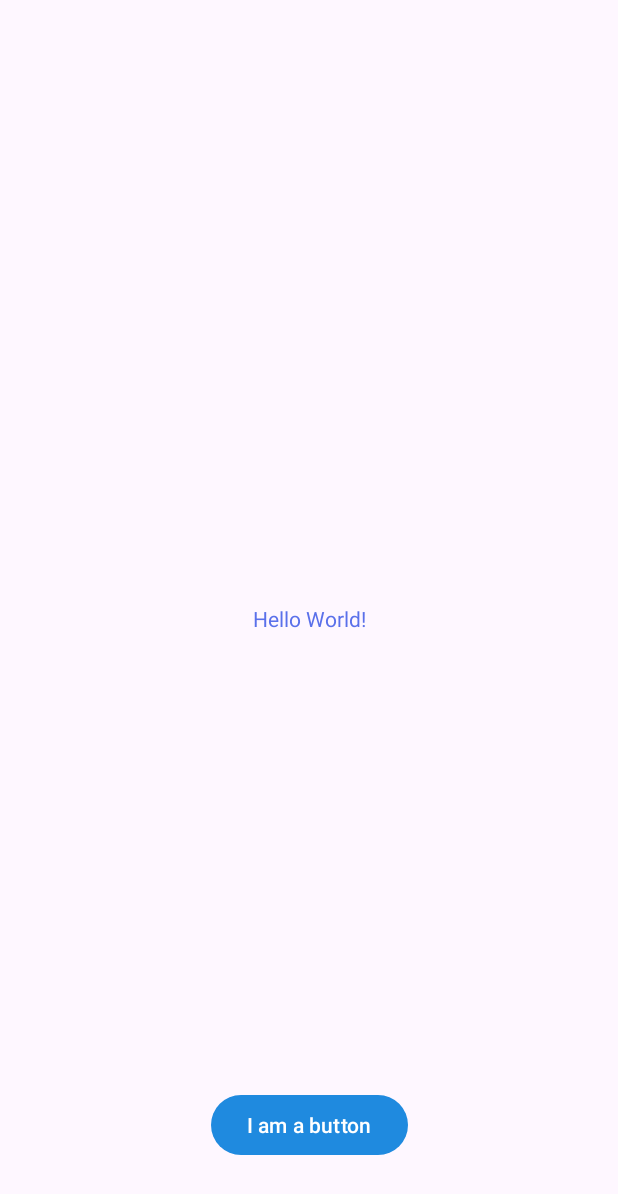
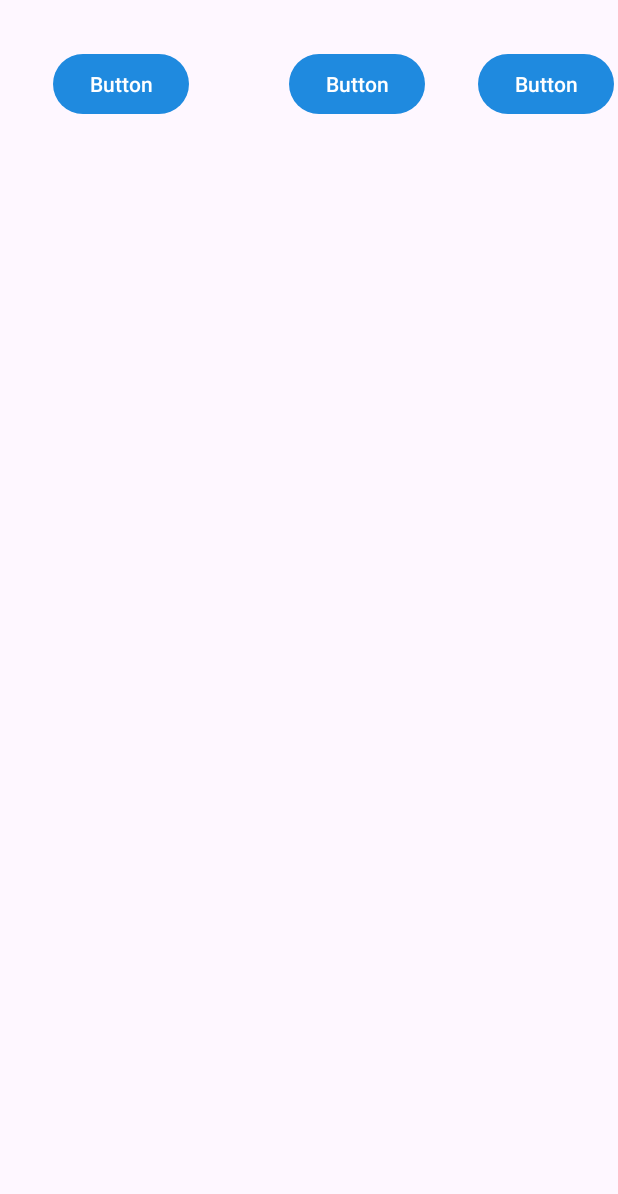
Before and after one commit to Nish-patel16/MyAndroidLabs, an Android app: the screen it shows after launch (MainActivity), on a phone screen of 412 x 824 dp. Shown: the top 1194 px of the screen. Run offline under Robolectric (Android 15) with nearby library versions, the phone set to English and light mode, and no system bars.

Commit message:
Finished step 2

```diff
--- a/app/src/main/res/layout/activity_main.xml
+++ b/app/src/main/res/layout/activity_main.xml
@@ -2,29 +2,52 @@
 <androidx.constraintlayout.widget.ConstraintLayout xmlns:android="http://schemas.android.com/apk/res/android"
     xmlns:app="http://schemas.android.com/apk/res-auto"
     xmlns:tools="http://schemas.android.com/tools"
+    android:id="@+id/Button4"
     android:layout_width="match_parent"
     android:layout_height="match_parent"
-    tools:context=".MainActivity">
+    android:visibility="visible"
+    tools:context=".MainActivity"
+    tools:visibility="visible">
 
-    <TextView
 
+    <Button
+        android:id="@+id/button4"
         android:layout_width="wrap_content"
         android:layout_height="wrap_content"
-        android:text="@string/hello_message"
+        android:layout_marginStart="32dp"
+        android:layout_marginTop="32dp"
+        android:layout_marginEnd="32dp"
+        android:text="Button"
+        android:visibility="visible"
         app:layout_constraintBottom_toBottomOf="parent"
         app:layout_constraintEnd_toEndOf="parent"
+        app:layout_constraintEnd_toStartOf="@+id/button"
+        app:layout_constraintHorizontal_bias="0.5"
         app:layout_constraintStart_toStartOf="parent"
-        app:layout_constraintTop_toTopOf="parent" />
+        app:layout_constraintTop_toTopOf="parent"
+        app:layout_constraintVertical_bias="0.0"
+        tools:visibility="visible" />
 
     <Button
+        android:id="@+id/button"
         android:layout_width="wrap_content"
         android:layout_height="wrap_content"
-        android:layout_marginBottom="50dp"
-        android:text="@string/button_message"
-        app:layout_constraintBottom_toBottomOf="parent"
+        android:layout_marginStart="32dp"
+        android:text="Button"
+        app:layout_constraintEnd_toStartOf="@+id/button3"
+        app:layout_constraintHorizontal_bias="0.5"
+        app:layout_constraintStart_toEndOf="@+id/button4"
+        app:layout_constraintTop_toTopOf="@+id/button4" />
+
+    <Button
+        android:id="@+id/button3"
+        android:layout_width="wrap_content"
+        android:layout_height="wrap_content"
+        android:layout_marginStart="32dp"
+        android:text="Button"
         app:layout_constraintEnd_toEndOf="parent"
         app:layout_constraintHorizontal_bias="0.5"
-        app:layout_constraintStart_toStartOf="parent" />
-
+        app:layout_constraintStart_toEndOf="@+id/button"
+        app:layout_constraintTop_toTopOf="@+id/button" />
 
 </androidx.constraintlayout.widget.ConstraintLayout>
```
